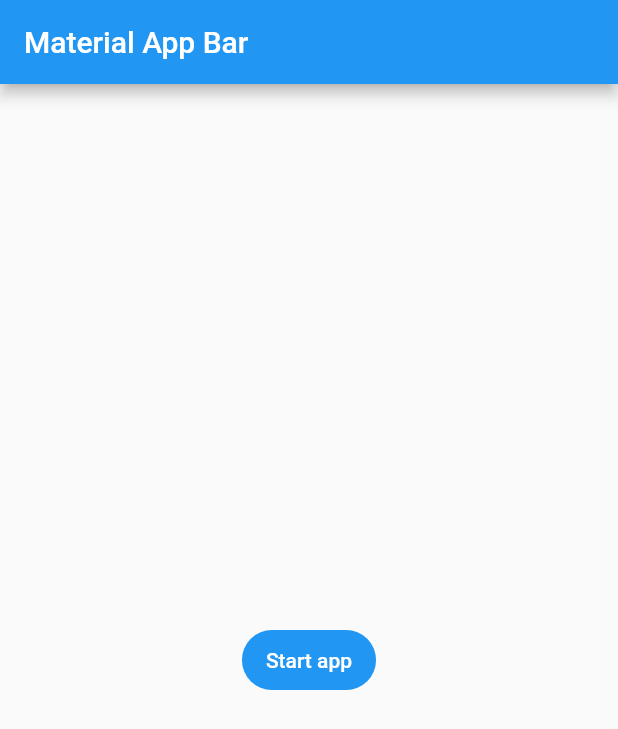
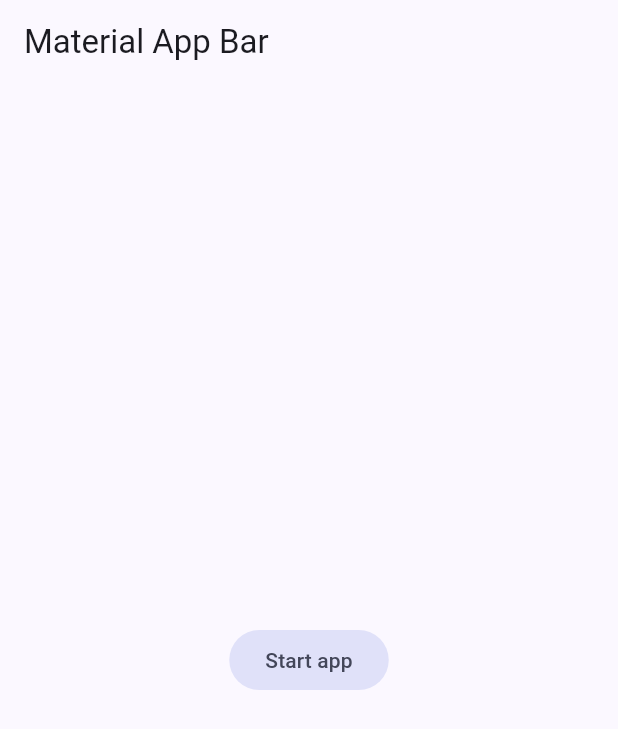
Before and after one commit to frankops11/maybe_app, a Flutter app: the screen it shows after launch, on a phone screen of 412 x 824 dp. Shown: the top 729 px of the screen. Run offline on Flutter 3.47's test engine with Material 2 defaults, Android fonts, the phone set to English and light mode, and no system bars.

Commit message:
createa theme

```diff
--- a/lib/main.dart
+++ b/lib/main.dart
@@ -1,4 +1,5 @@
 import 'package:flutter/material.dart';
+import 'package:maybe_app/theme/app_theme.dart';
 
 void main() => runApp(const MyApp());
 
@@ -10,6 +11,7 @@ class MyApp extends StatelessWidget {
     return MaterialApp(
       debugShowCheckedModeBanner: false,
       title: 'Maybe App',
+      theme: AppTheme(selectedColor: 2).theme(),
       home: Scaffold(
         appBar: AppBar(
           title: const Text('Material App Bar'),
--- /dev/null
+++ b/lib/theme/app_theme.dart
@@ -0,0 +1,24 @@
+import 'package:flutter/material.dart';
+
+const Color _baseColor = Color(0xFF1E3486);
+
+const List<Color> _colorThemes = [
+  _baseColor,
+  Colors.orange,
+  Colors.indigo,
+  Colors.teal,
+  Colors.pink
+];
+
+class AppTheme {
+  final int selectedColor;
+
+  AppTheme({this.selectedColor = 0})
+      : assert(selectedColor >= 0 && selectedColor <= _colorThemes.length - 1,
+            'Colors must be between and ${_colorThemes.length - 1}');
+
+  ThemeData theme() {
+    return ThemeData(
+        useMaterial3: true, colorSchemeSeed: _colorThemes[selectedColor]);
+  }
+}
```
